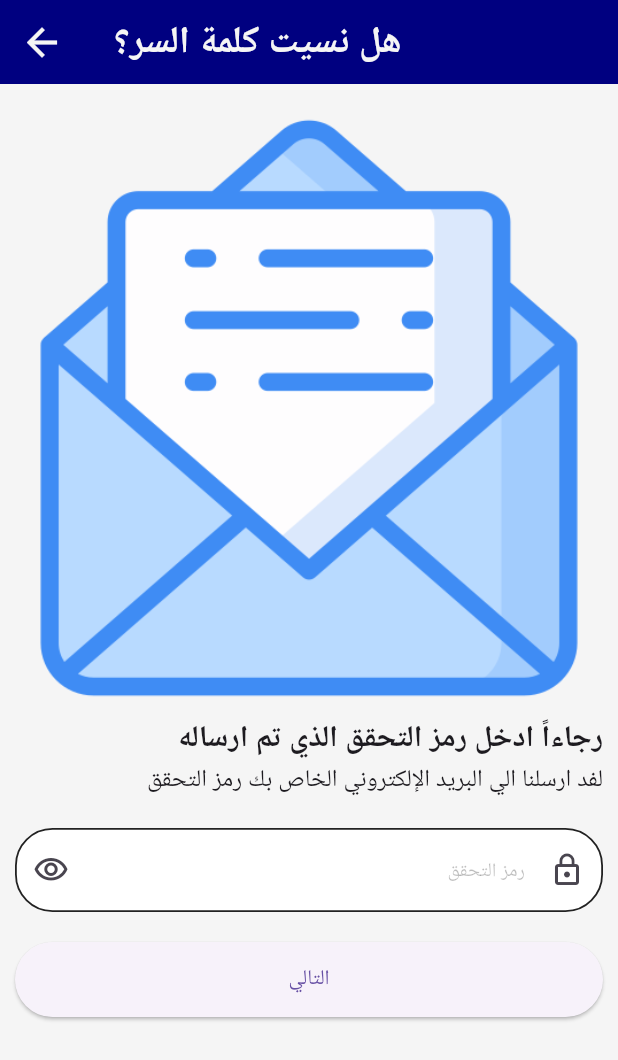
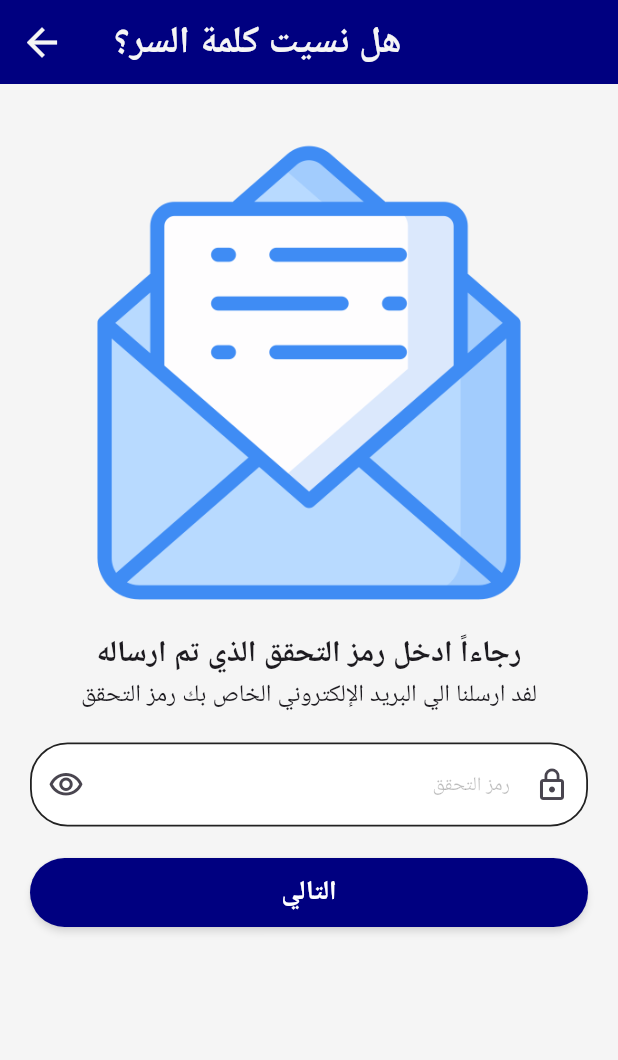
Before and after one commit to alaamorsi/graduation_project, a Flutter app: the ForgetPasswordScreen2 screen opened directly, on a phone screen of 412 x 824 dp. Shown: the top 1060 px of the screen. Run offline on Flutter 3.47's test engine with Material 3 defaults, Android fonts, the phone set to English and light mode, and no system bars; our stand-ins replace bloc, conditional_builder_null_safety, dio, flutter_bloc, fluttertoast, freezed_annotation and 5 more; accounts and stored records are empty; generated files the repository leaves out were written again.

```diff
--- a/lib/modules/login/forget_password_screen2.dart
+++ b/lib/modules/login/forget_password_screen2.dart
@@ -7,37 +7,44 @@ import 'package:graduation_project/shared/components.dart';
 import 'package:graduation_project/shared/constant.dart';
 
 class ForgetPasswordScreen2 extends StatelessWidget {
-  TextEditingController codeController = TextEditingController();
+  final TextEditingController codeController = TextEditingController();
   final GlobalKey<FormState> formKey = GlobalKey<FormState>();
+
+  ForgetPasswordScreen2({super.key});
 
   @override
   Widget build(BuildContext context) {
     return Scaffold(
       appBar: AppBar(
-        title: Text('هل نسيت كلمة السر؟'),
+        title: const Text('هل نسيت كلمة السر؟'),
       ),
       body: BlocConsumer<LoginCubit,LoginStates>(
         listener: (context , state){},
         builder: (context , state){
           return Padding(
-            padding: const EdgeInsets.all(10.0),
+            padding: const EdgeInsets.all(20.0),
             child: SingleChildScrollView(
-              physics: BouncingScrollPhysics(),
+              physics: const BouncingScrollPhysics(),
               child: Form(
                 key: formKey,
                 child: Column(
-                  crossAxisAlignment: CrossAxisAlignment.end,
+                  crossAxisAlignment: CrossAxisAlignment.center,
                   children: [
-                    Container(
-                      width: double.infinity,
-                      height: screenHeight/2,
-                      decoration: BoxDecoration(
-                        image: DecorationImage(image: AssetImage('Assets/check_email.png',),fit: BoxFit.fitWidth),
+                    Padding(
+                      padding: const EdgeInsets.all(18.0),
+                      child: Container(
+                        width: screenWidth*3/4,
+                        height: screenWidth*3/4,
+                        decoration: const BoxDecoration(
+                          image: DecorationImage(image: AssetImage('Assets/check_email.png',),fit: BoxFit.cover),
+                        ),
                       ),
                     ),
-                    Text('رجاءاً ادخل رمز التحقق الذي تم ارساله', style: TextStyle(fontSize: 20.0,fontWeight: FontWeight.bold),),
-                    Text('لفد ارسلنا الي البريد الإلكتروني الخاص بك رمز التحقق', style: TextStyle(fontSize: 16.0,),),
-                    SizedBox(height: 20.0,),
+                    const Text('رجاءاً ادخل رمز التحقق الذي تم ارساله',
+                      style: TextStyle(fontSize: 20.0,fontWeight: FontWeight.bold),textDirection: TextDirection.rtl),
+                    const Text('لفد ارسلنا الي البريد الإلكتروني الخاص بك رمز التحقق',
+                      style: TextStyle(fontSize: 16.0,),textDirection: TextDirection.rtl),
+                    const SizedBox(height: 20.0,),
                     defaultFormField(
                       controller: codeController,
                       type: TextInputType.number,
@@ -55,15 +62,19 @@ class ForgetPasswordScreen2 extends StatelessWidget {
                         LoginCubit.get(context).changePasswordVisibility();
                       },
                     ),
-                    SizedBox(height: 20.0,),
-                    Container(
-                        width: double.infinity,
-                        height: 50.0,
-                        child: ElevatedButton(onPressed: (){
-                          if(formKey.currentState!.validate())
-                            navigateTo(context, ResetPasswordScreen());
-                        }, child: Text('التالي'))),
-
+                    const SizedBox(height: 20.0,),
+                    usedButton(
+                      atEnd: false,
+                      paddingSize: 10.0,
+                      text: "التالي",
+                      onPressed: () {
+                        if(formKey.currentState!.validate()) {
+                          navigateTo(context, ResetPasswordScreen());
+                        }
+                      },
+                      context: context,
+                      color: Theme.of(context).canvasColor,
+                    ),
                   ],
                 ),
               ),
--- a/lib/modules/login/login_screen.dart
+++ b/lib/modules/login/login_screen.dart
@@ -131,7 +131,7 @@ class LoginScreenState extends State<LoginScreen> {
                         children: [
                           TextButton(
                             onPressed: () {
-                              navigateTo(context, SecondScreen());
+                              navigateTo(context, const SecondScreen());
                             },
                             child: Text("انشاء حساب",
                                 style: TextStyle(color: Theme.of(context).canvasColor,fontSize:15.0,fontWeight: FontWeight.bold)),
```
Also changed, not shown: lib/modules/login/forget_password_screen1.dart (+31 -21 lines), lib/modules/login/reset_password_screen.dart (+33 -23 lines), lib/modules/search_screen.dart (+65 -39 lines), lib/modules/student/student_discovery.dart (+4 -3 lines).
